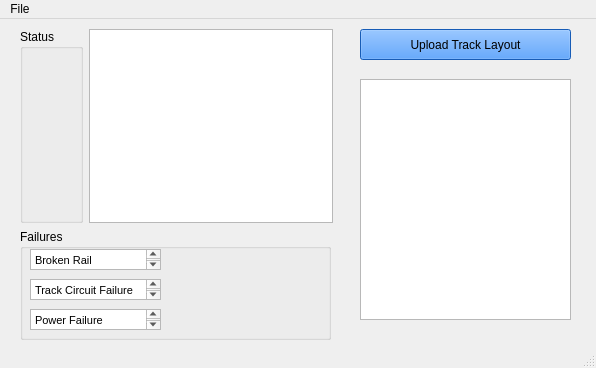
Old version of the form Track Model/Track_Model.ui in the repository asmithie13/ECE-1140.
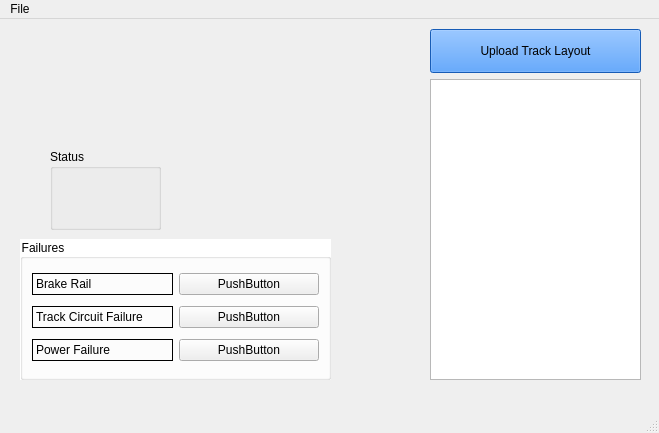
New version of the form. Icons and pictures are not drawn.

Patch:
```diff
--- a/Track Model/Track_Model.ui
+++ b/Track Model/Track_Model.ui
@@ -6,8 +6,8 @@
    <rect>
     <x>0</x>
     <y>0</y>
-    <width>596</width>
-    <height>368</height>
+    <width>659</width>
+    <height>433</height>
    </rect>
   </property>
   <property name="sizePolicy">
@@ -23,10 +23,10 @@
    <widget class="QPushButton" name="pushButton">
     <property name="geometry">
      <rect>
-      <x>360</x>
+      <x>430</x>
       <y>10</y>
       <width>211</width>
-      <height>31</height>
+      <height>44</height>
      </rect>
     </property>
     <property name="autoFillBackground">
@@ -47,120 +47,149 @@
    <widget class="QTableView" name="BlockData">
     <property name="geometry">
      <rect>
-      <x>360</x>
+      <x>430</x>
       <y>60</y>
       <width>211</width>
-      <height>241</height>
+      <height>301</height>
      </rect>
     </property>
    </widget>
    <widget class="QLabel" name="label">
     <property name="geometry">
      <rect>
-      <x>360</x>
-      <y>40</y>
+      <x>430</x>
+      <y>50</y>
       <width>211</width>
       <height>16</height>
      </rect>
     </property>
+    <property name="font">
+     <font>
+      <family>Sitka</family>
+     </font>
+    </property>
     <property name="text">
      <string/>
     </property>
    </widget>
-   <widget class="QWidget" name="layoutWidget">
-    <property name="geometry">
-     <rect>
-      <x>20</x>
-      <y>10</y>
-      <width>313</width>
-      <height>194</height>
-     </rect>
-    </property>
-    <layout class="QHBoxLayout" name="horizontalLayout">
-     <item>
-      <widget class="QGroupBox" name="Switchlightstaus">
-       <property name="title">
-        <string>Status</string>
-       </property>
-      </widget>
-     </item>
-     <item>
-      <widget class="QGraphicsView" name="TrackLayout"/>
-     </item>
-    </layout>
-   </widget>
    <widget class="QGroupBox" name="groupBox">
     <property name="geometry">
      <rect>
       <x>20</x>
-      <y>210</y>
+      <y>220</y>
       <width>311</width>
-      <height>111</height>
+      <height>141</height>
      </rect>
     </property>
+    <property name="styleSheet">
+     <string notr="true">QGroupBox {
+    background-color: white;
+}
+</string>
+    </property>
     <property name="title">
      <string>Failures</string>
     </property>
-    <widget class="QTextEdit" name="textEdit">
-     <property name="geometry">
-      <rect>
-       <x>10</x>
-       <y>20</y>
-       <width>131</width>
-       <height>21</height>
-      </rect>
-     </property>
-     <property name="html">
-      <string>&lt;!DOCTYPE HTML PUBLIC &quot;-//W3C//DTD HTML 4.0//EN&quot; &quot;http://www.w3.org/TR/REC-html40/strict.dtd&quot;&gt;
-&lt;html&gt;&lt;head&gt;&lt;meta name=&quot;qrichtext&quot; content=&quot;1&quot; /&gt;&lt;style type=&quot;text/css&quot;&gt;
-p, li { white-space: pre-wrap; }
-&lt;/style&gt;&lt;/head&gt;&lt;body style=&quot; font-family:'MS Shell Dlg 2'; font-size:8pt; font-weight:400; font-style:normal;&quot;&gt;
-&lt;p style=&quot; margin-top:0px; margin-bottom:0px; margin-left:0px; margin-right:0px; -qt-block-indent:0; text-indent:0px;&quot;&gt;Broken Rail&lt;/p&gt;&lt;/body&gt;&lt;/html&gt;</string>
-     </property>
-    </widget>
-    <widget class="QTextEdit" name="textEdit_2">
-     <property name="geometry">
-      <rect>
-       <x>10</x>
-       <y>50</y>
-       <width>131</width>
-       <height>21</height>
-      </rect>
-     </property>
-     <property name="html">
-      <string>&lt;!DOCTYPE HTML PUBLIC &quot;-//W3C//DTD HTML 4.0//EN&quot; &quot;http://www.w3.org/TR/REC-html40/strict.dtd&quot;&gt;
-&lt;html&gt;&lt;head&gt;&lt;meta name=&quot;qrichtext&quot; content=&quot;1&quot; /&gt;&lt;style type=&quot;text/css&quot;&gt;
-p, li { white-space: pre-wrap; }
-&lt;/style&gt;&lt;/head&gt;&lt;body style=&quot; font-family:'MS Shell Dlg 2'; font-size:8pt; font-weight:400; font-style:normal;&quot;&gt;
-&lt;p style=&quot; margin-top:0px; margin-bottom:0px; margin-left:0px; margin-right:0px; -qt-block-indent:0; text-indent:0px;&quot;&gt;Track Circuit Failure&lt;/p&gt;&lt;/body&gt;&lt;/html&gt;</string>
-     </property>
-    </widget>
-    <widget class="QTextEdit" name="textEdit_3">
-     <property name="geometry">
-      <rect>
-       <x>10</x>
-       <y>80</y>
-       <width>131</width>
-       <height>21</height>
-      </rect>
-     </property>
-     <property name="html">
-      <string>&lt;!DOCTYPE HTML PUBLIC &quot;-//W3C//DTD HTML 4.0//EN&quot; &quot;http://www.w3.org/TR/REC-html40/strict.dtd&quot;&gt;
-&lt;html&gt;&lt;head&gt;&lt;meta name=&quot;qrichtext&quot; content=&quot;1&quot; /&gt;&lt;style type=&quot;text/css&quot;&gt;
-p, li { white-space: pre-wrap; }
-&lt;/style&gt;&lt;/head&gt;&lt;body style=&quot; font-family:'MS Shell Dlg 2'; font-size:8pt; font-weight:400; font-style:normal;&quot;&gt;
-&lt;p style=&quot; margin-top:0px; margin-bottom:0px; margin-left:0px; margin-right:0px; -qt-block-indent:0; text-indent:0px;&quot;&gt;Power Failure&lt;/p&gt;
-&lt;p style=&quot;-qt-paragraph-type:empty; margin-top:0px; margin-bottom:0px; margin-left:0px; margin-right:0px; -qt-block-indent:0; text-indent:0px;&quot;&gt;&lt;br /&gt;&lt;/p&gt;&lt;/body&gt;&lt;/html&gt;</string>
-     </property>
-    </widget>
+    <layout class="QGridLayout" name="gridLayout">
+     <item row="6" column="0">
+      <widget class="QLabel" name="label_4">
+       <property name="frameShape">
+        <enum>QFrame::Box</enum>
+       </property>
+       <property name="text">
+        <string>Power Failure</string>
+       </property>
+      </widget>
+     </item>
+     <item row="5" column="0">
+      <widget class="QLabel" name="label_3">
+       <property name="frameShape">
+        <enum>QFrame::Box</enum>
+       </property>
+       <property name="text">
+        <string>Track Circuit Failure</string>
+       </property>
+      </widget>
+     </item>
+     <item row="0" column="0">
+      <widget class="QLabel" name="label_2">
+       <property name="frameShape">
+        <enum>QFrame::Box</enum>
+       </property>
+       <property name="text">
+        <string>Brake Rail</string>
+       </property>
+      </widget>
+     </item>
+     <item row="0" column="1">
+      <widget class="QPushButton" name="pushButton_2">
+       <property name="text">
+        <string>PushButton</string>
+       </property>
+      </widget>
+     </item>
+     <item row="5" column="1">
+      <widget class="QPushButton" name="pushButton_3">
+       <property name="text">
+        <string>PushButton</string>
+       </property>
+      </widget>
+     </item>
+     <item row="6" column="1">
+      <widget class="QPushButton" name="pushButton_4">
+       <property name="text">
+        <string>PushButton</string>
+       </property>
+      </widget>
+     </item>
+    </layout>
    </widget>
+   <widget class="QLabel" name="label_5">
+    <property name="geometry">
+     <rect>
+      <x>20</x>
+      <y>0</y>
+      <width>381</width>
+      <height>211</height>
+     </rect>
+    </property>
+    <property name="text">
+     <string/>
+    </property>
+    <property name="pixmap">
+     <pixmap>../BlueLine.png</pixmap>
+    </property>
+    <property name="scaledContents">
+     <bool>true</bool>
+    </property>
+   </widget>
+   <widget class="QGroupBox" name="Switchlightstaus">
+    <property name="geometry">
+     <rect>
+      <x>50</x>
+      <y>130</y>
+      <width>111</width>
+      <height>81</height>
+     </rect>
+    </property>
+    <property name="title">
+     <string>Status</string>
+    </property>
+   </widget>
+   <zorder>TrackLayout</zorder>
+   <zorder>pushButton</zorder>
+   <zorder>BlockData</zorder>
+   <zorder>label</zorder>
+   <zorder>layoutWidget</zorder>
+   <zorder>groupBox</zorder>
+   <zorder>label_5</zorder>
   </widget>
   <widget class="QMenuBar" name="menubar">
    <property name="geometry">
     <rect>
      <x>0</x>
      <y>0</y>
-     <width>596</width>
+     <width>659</width>
      <height>22</height>
     </rect>
    </property>
```
